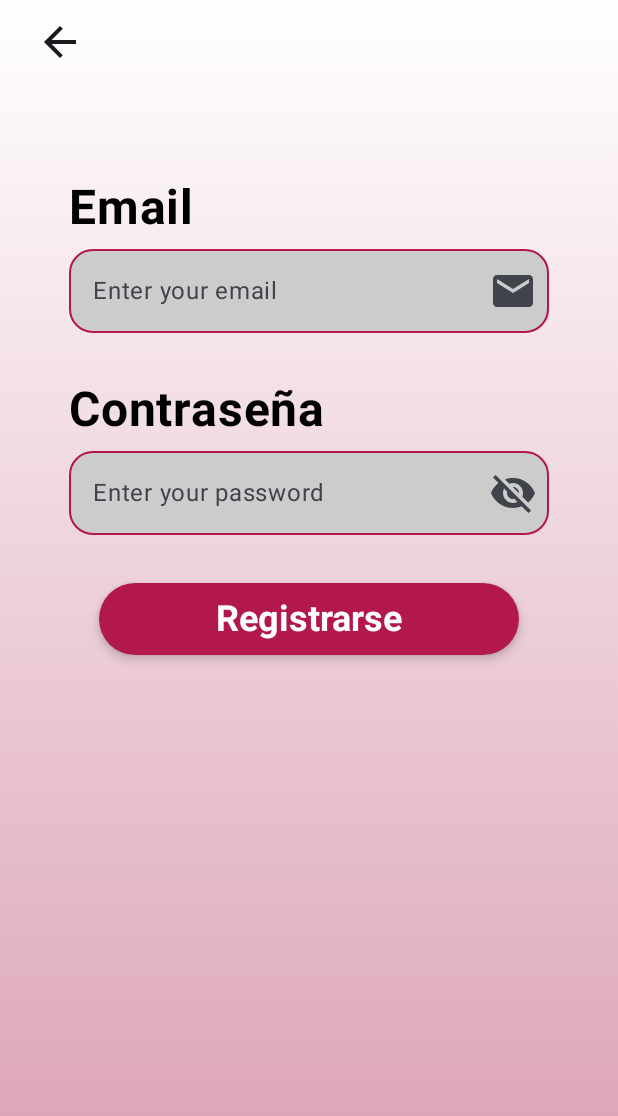
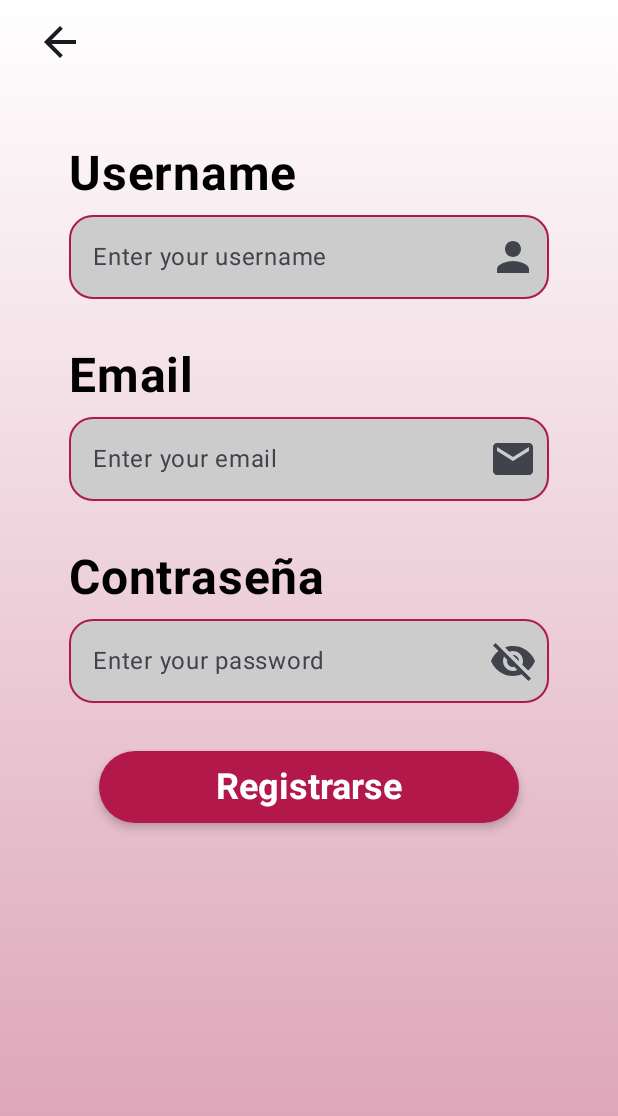
Before and after one commit to gasToledo/FirebaseTP-ChatBot, an Android app built with Jetpack Compose: the SignUpScreen screen opened through its navigation route, on a phone screen of 412 x 824 dp. Shown: the top 1116 px of the screen. Run offline under Robolectric (Android 15) with nearby library versions, the phone set to English and light mode, and no system bars; our stand-ins replace Dagger/Hilt's generated code, Firebase (no records; nobody signed in at launch, a user with empty details on screens opened directly); libraries missing offline, so code that uses them is left out: com.google.ai.client; 3 statements that could not run were skipped.

```diff
--- a/app/build.gradle.kts
+++ b/app/build.gradle.kts
@@ -52,7 +52,7 @@ android {
     }
     compileOptions {
         sourceCompatibility = VERSION_11
-        targetCompatibility = JavaVersion.VERSION_11
+        targetCompatibility = VERSION_11
     }
     kotlinOptions {
         jvmTarget = "11"
@@ -103,6 +103,8 @@ dependencies {
     implementation(libs.firebase.crashlytics.ktx)
     implementation(libs.firebase.auth.ktx)
     implementation(libs.firebase.firestore)
+    implementation(libs.firebase.config)
+
 
     // Room
     implementation(libs.room.runtime)
--- a/app/src/main/java/com/tp/firebase/tp/MainActivity.kt
+++ b/app/src/main/java/com/tp/firebase/tp/MainActivity.kt
@@ -19,7 +19,9 @@ import com.google.firebase.firestore.ktx.firestore
 import com.google.firebase.ktx.Firebase
 import com.tp.firebase.tp.core.navigation.NavigationWrapper
 import com.tp.firebase.tp.ui.ChatScreenViewModel
+import com.tp.firebase.tp.ui.HomeViewModel
 import com.tp.firebase.tp.ui.LoginViewModel
+import com.tp.firebase.tp.ui.SignUpViewModel
 import com.tp.firebase.tp.ui.theme.FirebaseTPTheme
 import dagger.hilt.android.AndroidEntryPoint
 
@@ -33,16 +35,22 @@ class MainActivity : ComponentActivity() {
     private lateinit var navHostController: NavHostController
     private lateinit var loginScreenViewModel: LoginViewModel
     private lateinit var chatScreenViewModel: ChatScreenViewModel
+    private lateinit var signUpViewModel: SignUpViewModel
+    private lateinit var homeViewModel: HomeViewModel
 
     override fun onCreate(savedInstanceState: Bundle?) {
         super.onCreate(savedInstanceState)
         auth = Firebase.auth
         firebaseAnalytics = Firebase.analytics
         db = Firebase.firestore
+
         setContent {
             navHostController = rememberNavController()
             chatScreenViewModel = hiltViewModel<ChatScreenViewModel>()
             loginScreenViewModel = hiltViewModel<LoginViewModel>()
+            signUpViewModel = hiltViewModel<SignUpViewModel>()
+            homeViewModel = hiltViewModel<HomeViewModel>()
+
             FirebaseTPTheme {
                 Scaffold(modifier = Modifier.fillMaxSize()) { innerPadding ->
 
@@ -52,7 +60,9 @@ class MainActivity : ComponentActivity() {
                         auth,
                         db,
                         chatScreenViewModel,
-                        loginScreenViewModel
+                        loginScreenViewModel,
+                        signUpViewModel,
+                        homeViewModel
                     )
                 }
             }
--- a/app/src/main/java/com/tp/firebase/tp/core/navigation/NavigationWrapper.kt
+++ b/app/src/main/java/com/tp/firebase/tp/core/navigation/NavigationWrapper.kt
@@ -1,6 +1,5 @@
 package com.tp.firebase.tp.core.navigation
 
-import android.util.Log
 import androidx.compose.runtime.Composable
 import androidx.compose.runtime.collectAsState
 import androidx.compose.ui.Modifier
@@ -10,7 +9,9 @@ import androidx.navigation.compose.composable
 import com.google.firebase.auth.FirebaseAuth
 import com.google.firebase.firestore.FirebaseFirestore
 import com.tp.firebase.tp.ui.ChatScreenViewModel
+import com.tp.firebase.tp.ui.HomeViewModel
 import com.tp.firebase.tp.ui.LoginViewModel
+import com.tp.firebase.tp.ui.SignUpViewModel
 import com.tp.firebase.tp.ui.screen.ChatScreen
 import com.tp.firebase.tp.ui.screen.HomeScreen
 import com.tp.firebase.tp.ui.screen.InitialScreen
@@ -24,7 +25,9 @@ fun NavigationWrapper(
     auth: FirebaseAuth,
     db: FirebaseFirestore,
     chatScreenViewModel: ChatScreenViewModel,
-    loginViewModel: LoginViewModel
+    loginViewModel: LoginViewModel,
+    signUpViewModel: SignUpViewModel,
+    homeViewModel: HomeViewModel,
 ) {
 
     NavHost(
@@ -49,23 +52,21 @@ fun NavigationWrapper(
 
         composable("signUp") {
             SignUpScreen(
-                auth = auth,
-                navigateToChat = { navController.navigate("home") },
-                navigateBack = { navController.popBackStack() })
-
-
+                navigateToHome = { navController.navigate("home") },
+                navigateBack = { navController.popBackStack() },
+                viewModel = signUpViewModel
+            )
         }
 
         composable("home") {
             HomeScreen(
-                username = loginViewModel.username.collectAsState().value,
-                onNavigateBack = { navController.navigate("initial") },
-                onNavigateToChat = { navController.navigate("chat") }
-            )
-            Log.d("AuthID", auth.currentUser?.uid.toString())
-            Log.d(
-                "Database ID",
-                db.collection("usuario").document(auth.currentUser?.uid.toString()).id
+                username = loginViewModel.username.collectAsState().value.toString(),
+                onNavigateToChat = { navController.navigate("chat") },
+                signOut = {
+                    navController.navigate("initial")
+                    auth.signOut()
+                },
+                isChatActive = homeViewModel.isChatActive.collectAsState().value,
             )
         }
 
--- a/app/src/main/java/com/tp/firebase/tp/domain/User.kt
+++ b/app/src/main/java/com/tp/firebase/tp/domain/User.kt
@@ -1,7 +1,6 @@
 package com.tp.firebase.tp.domain
 
 data class User(
-    private val id: String? = null,
-    private val username: String? = null,
-    private val email: String? = null,
+    val username: String? = null,
+    val email: String? = null,
 )
--- /dev/null
+++ b/app/src/main/java/com/tp/firebase/tp/ui/HomeViewModel.kt
@@ -0,0 +1,32 @@
+package com.tp.firebase.tp.ui
+
+import androidx.lifecycle.ViewModel
+import androidx.lifecycle.viewModelScope
+import com.google.firebase.remoteconfig.FirebaseRemoteConfig
+import dagger.hilt.android.lifecycle.HiltViewModel
+import kotlinx.coroutines.flow.MutableStateFlow
+import kotlinx.coroutines.launch
+import kotlinx.coroutines.tasks.await
+import javax.inject.Inject
+
+@HiltViewModel
+class HomeViewModel @Inject constructor(
+    private val remoteConfig: FirebaseRemoteConfig
+): ViewModel(){
+
+    val isChatActive = MutableStateFlow<Boolean>(false)
+
+    init {
+        viewModelScope.launch {
+            getIsChatActive()
+        }
+    }
+
+    suspend fun getIsChatActive() {
+
+        remoteConfig.fetch(0)
+        remoteConfig.activate().await()
+
+        isChatActive.value = remoteConfig.getBoolean("isChatActive")
+    }
+}
--- a/app/src/main/java/com/tp/firebase/tp/ui/LoginViewModel.kt
+++ b/app/src/main/java/com/tp/firebase/tp/ui/LoginViewModel.kt
@@ -1,5 +1,6 @@
 package com.tp.firebase.tp.ui
 
+import android.util.Log
 import androidx.lifecycle.ViewModel
 import androidx.lifecycle.viewModelScope
 import com.google.firebase.auth.FirebaseAuth
@@ -7,22 +8,24 @@ import com.google.firebase.firestore.DocumentReference
 import com.google.firebase.firestore.FirebaseFirestore
 import dagger.hilt.android.lifecycle.HiltViewModel
 import kotlinx.coroutines.flow.MutableStateFlow
+import kotlinx.coroutines.flow.StateFlow
 import kotlinx.coroutines.launch
 import kotlinx.coroutines.tasks.await
 import javax.inject.Inject
 
 @HiltViewModel
 class LoginViewModel @Inject constructor(
-    private val auth: FirebaseAuth,
+    auth: FirebaseAuth,
     private val db : FirebaseFirestore
 ) : ViewModel() {
 
     val currentUser = auth.currentUser
-    val docRef: DocumentReference? by lazy {
+    private val docRef: DocumentReference? by lazy {
         currentUser?.let { db.collection("usuario").document(it.uid) }
     }
 
-    val username = MutableStateFlow<String>("")
+    private val _username = MutableStateFlow<String?>(null)
+    val username: StateFlow<String?> = _username
 
     init {
         getUsername()
@@ -30,13 +33,14 @@ class LoginViewModel @Inject constructor(
 
 
     fun getUsername(){
-
         viewModelScope.launch {
-
-            val documentSnaptshot = docRef?.get()?.await()
-            val name = documentSnaptshot?.getString("username") ?: ""
-
-            username.value = name.toString()
+            try {
+                val documentSnaptshot = docRef?.get()?.await()
+                _username.value = documentSnaptshot?.getString("username")
+            } catch (e: Exception) {
+                e.printStackTrace()
+                Log.e("LoginViewModel", "Error fetching username: ${e.message}")
+            }
         }
     }
 }
--- /dev/null
+++ b/app/src/main/java/com/tp/firebase/tp/ui/SignUpViewModel.kt
@@ -0,0 +1,48 @@
+package com.tp.firebase.tp.ui
+
+import android.util.Log
+import androidx.lifecycle.ViewModel
+import androidx.lifecycle.viewModelScope
+import com.google.firebase.auth.FirebaseAuth
+import com.google.firebase.firestore.FirebaseFirestore
+import com.tp.firebase.tp.domain.User
+import dagger.hilt.android.lifecycle.HiltViewModel
+import kotlinx.coroutines.Dispatchers
+import kotlinx.coroutines.launch
+import javax.inject.Inject
+
+@HiltViewModel
+class SignUpViewModel @Inject constructor(
+    private val auth: FirebaseAuth,
+    private val db: FirebaseFirestore
+) : ViewModel() {
+
+
+    fun signUp(email: String, password: String, name: String) {
+
+        Log.d("SignUpViewModel", "signUp: $email $password $name")
+
+        viewModelScope.launch(Dispatchers.IO) {
+            auth.createUserWithEmailAndPassword(
+                email,
+                password
+            )
+                .addOnSuccessListener {
+                    it.user?.let { user ->
+                        db.collection("usuario").document(user.uid).set(
+                            User(
+                                username = name,
+                                email = email
+                            )
+                        )
+
+
+                    }
+                    Log.d("SignUpViewModel", "Usuario registrado correctamente")
+                }
+                .addOnFailureListener {
+                    Log.d("SignUpViewModel", "Error al registrar usuario")
+                }
+        }
+    }
+}
--- a/app/src/main/java/com/tp/firebase/tp/ui/screen/ChatScreen.kt
+++ b/app/src/main/java/com/tp/firebase/tp/ui/screen/ChatScreen.kt
@@ -38,8 +38,6 @@ import androidx.compose.ui.text.font.FontWeight
 import androidx.compose.ui.text.style.TextAlign
 import androidx.compose.ui.unit.dp
 import com.google.firebase.firestore.FirebaseFirestore
-import com.google.firebase.firestore.ktx.firestore
-import com.google.firebase.ktx.Firebase
 import com.tp.firebase.tp.domain.MessageModel
 import com.tp.firebase.tp.ui.ChatScreenViewModel
 import com.tp.firebase.tp.ui.theme.ButtonColorsPrimary
@@ -54,9 +52,6 @@ fun ChatScreen(
     db: FirebaseFirestore,
     backToInitial: () -> Unit = {},
 ) {
-
-
-
 
     Column(modifier = modifier) {
 
--- a/app/src/main/java/com/tp/firebase/tp/ui/screen/HomeScreen.kt
+++ b/app/src/main/java/com/tp/firebase/tp/ui/screen/HomeScreen.kt
@@ -1,5 +1,6 @@
 package com.tp.firebase.tp.ui.screen
 
+import android.util.Log
 import androidx.compose.foundation.clickable
 import androidx.compose.foundation.layout.Arrangement
 import androidx.compose.foundation.layout.Column
@@ -8,48 +9,32 @@ import androidx.compose.foundation.layout.fillMaxSize
 import androidx.compose.foundation.layout.fillMaxWidth
 import androidx.compose.foundation.layout.height
 import androidx.compose.foundation.layout.padding
-import androidx.compose.foundation.layout.size
 import androidx.compose.material3.Button
 import androidx.compose.material3.ButtonDefaults
-import androidx.compose.material3.Icon
 import androidx.compose.material3.MaterialTheme
 import androidx.compose.material3.Text
 import androidx.compose.runtime.Composable
 import androidx.compose.ui.Alignment
 import androidx.compose.ui.Modifier
-import androidx.compose.ui.res.painterResource
 import androidx.compose.ui.text.font.FontWeight
 import androidx.compose.ui.tooling.preview.Preview
 import androidx.compose.ui.unit.dp
 import com.google.firebase.crashlytics.FirebaseCrashlytics
-import com.tp.firebase.tp.R
 import com.tp.firebase.tp.ui.theme.ButtonColorsPrimary
 
 @Composable
 fun HomeScreen(
     modifier: Modifier = Modifier,
     username: String,
-    onNavigateBack: () -> Unit = {},
-    onNavigateToChat: () -> Unit = {}
+    onNavigateToChat: () -> Unit = {},
+    signOut: () -> Unit = {},
+    isChatActive: Boolean = false
 ) {
-
-
     Column(
         modifier = modifier.fillMaxSize(),
         horizontalAlignment = Alignment.CenterHorizontally,
         verticalArrangement = Arrangement.Center
     ) {
-
-        Icon(
-            painter = painterResource(R.drawable.baseline_arrow_back_24),
-            contentDescription = null,
-            modifier = Modifier
-                .padding(top = 16.dp, end = 320.dp)
-                .size(32.dp)
-                .clickable { onNavigateBack() },
-
-        )
-
         Spacer(modifier = Modifier
             .weight(1f)
             .fillMaxWidth())
@@ -60,6 +45,8 @@ fun HomeScreen(
             style = MaterialTheme.typography.headlineLarge,
             fontWeight = FontWeight.W500
         )
+
+        Log.d("HomeScreen", "HomeScreen: $username")
 
         Spacer(modifier = Modifier
             .weight(1f)
@@ -87,24 +74,35 @@ fun HomeScreen(
 
         Button(
             onClick = {
-                onNavigateToChat()
+                if (isChatActive) onNavigateToChat() else Log.d(
+                    "HomeScreen",
+                    "HomeScreen: Chat deshabilitado"
+                )
             },
             modifier = Modifier
                 .fillMaxWidth()
                 .height(60.dp)
                 .padding(horizontal = 16.dp),
-            colors = ButtonDefaults.buttonColors(
+            colors = if (isChatActive) ButtonDefaults.buttonColors(
                 containerColor = ButtonColorsPrimary
-            )
+            ) else ButtonDefaults.buttonColors(containerColor = MaterialTheme.colorScheme.errorContainer)
         ) {
-            Text(text = "Ir al chat", style = MaterialTheme.typography.titleMedium)
+            if (isChatActive) {
+                Text(text = "Ir al chat", style = MaterialTheme.typography.titleMedium)
+            } else {
+                Text(text = "Deshabilitado", style = MaterialTheme.typography.titleMedium)
+            }
         }
 
         Spacer(modifier = Modifier
             .height(12.dp)
             .fillMaxWidth())
 
-        Text(text = "Cerrar sesion", style = MaterialTheme.typography.titleMedium)
+        Text(
+            modifier = Modifier.clickable { signOut() },
+            text = "Cerrar sesion",
+            style = MaterialTheme.typography.titleMedium
+        )
 
         Spacer(modifier = Modifier
             .weight(1f)
--- a/app/src/main/java/com/tp/firebase/tp/ui/screen/SignUpScreen.kt
+++ b/app/src/main/java/com/tp/firebase/tp/ui/screen/SignUpScreen.kt
@@ -12,6 +12,7 @@ import androidx.compose.foundation.layout.size
 import androidx.compose.foundation.shape.RoundedCornerShape
 import androidx.compose.foundation.text.KeyboardOptions
 import androidx.compose.material.icons.Icons
+import androidx.compose.material.icons.filled.Person
 import androidx.compose.material.icons.filled.Visibility
 import androidx.compose.material.icons.filled.VisibilityOff
 import androidx.compose.material3.Button
@@ -38,21 +39,24 @@ import androidx.compose.ui.res.painterResource
 import androidx.compose.ui.text.font.FontWeight
 import androidx.compose.ui.text.input.ImeAction
 import androidx.compose.ui.text.input.KeyboardType
+import androidx.compose.ui.text.input.PasswordVisualTransformation
+import androidx.compose.ui.text.input.VisualTransformation
 import androidx.compose.ui.unit.dp
 import androidx.compose.ui.unit.sp
-import com.google.firebase.auth.FirebaseAuth
 import com.tp.firebase.tp.R
+import com.tp.firebase.tp.ui.SignUpViewModel
 import com.tp.firebase.tp.ui.theme.ButtonColorsPrimary
 import com.tp.firebase.tp.ui.theme.ColorUserMessage
 
 @Composable
 fun SignUpScreen(
     modifier: Modifier = Modifier,
-    auth: FirebaseAuth,
-    navigateToChat: () -> Unit = {},
+    viewModel: SignUpViewModel,
+    navigateToHome: () -> Unit = {},
     navigateBack: () -> Unit = {}
 ) {
 
+    var username by remember { mutableStateOf("") }
     var email by remember { mutableStateOf("") }
     var password by remember { mutableStateOf("") }
     var authError by remember { mutableStateOf(false) }
@@ -95,6 +99,39 @@ fun SignUpScreen(
                 Text(text = errorMessage)
             }
         }
+        Text(
+            text = "Username",
+            color = Color.Black,
+            fontWeight = FontWeight.Bold,
+            fontSize = 32.sp,
+            modifier = Modifier.padding(start = 22.dp)
+        )
+
+        OutlinedTextField(
+            value = username,
+            onValueChange = { username = it },
+            label = { Text("Enter your username") },
+            modifier = Modifier
+                .fillMaxWidth()
+                .padding(horizontal = 22.dp),
+            colors = OutlinedTextFieldDefaults.colors(
+                unfocusedBorderColor = ButtonColorsPrimary,
+                unfocusedContainerColor = Color.LightGray,
+                focusedBorderColor = ButtonColorsPrimary,
+                focusedContainerColor = White
+            ),
+            shape = RoundedCornerShape(16.dp),
+            trailingIcon = {
+                Icon(
+                    Icons.Filled.Person,
+                    contentDescription = null,
+                    modifier = Modifier.size(32.dp)
+                )
+            }
+        )
+
+
+        Spacer(Modifier.height(32.dp))
 
         Text(
             text = "Email",
@@ -142,6 +179,9 @@ fun SignUpScreen(
             value = password,
             onValueChange = { password = it },
             label = { Text("Enter your password") },
+            visualTransformation = if (isPasswordVisible)
+                VisualTransformation.None else
+                    PasswordVisualTransformation(),
             colors = OutlinedTextFieldDefaults.colors(
                 unfocusedBorderColor = ButtonColorsPrimary,
                 unfocusedContainerColor = Color.LightGray,
@@ -172,24 +212,16 @@ fun SignUpScreen(
 
         Button(
             onClick = {
-                if (email.isNotBlank() || password.isNotBlank()) {
+                if (username.isNotBlank() || email.isNotBlank() || password.isNotBlank()) {
 
                     isLoading = true
-
-                    auth.createUserWithEmailAndPassword(
-                        email,
-                        password
-                    ).addOnCompleteListener {
-                        isLoading = false
-                        if (it.isSuccessful) {
-                            navigateToChat()
-                        } else {
-                            println("Error al registrarse ${it.exception}")
-                        }
-                    }
-                } else {
-                    errorMessage = "Por favor, ingrese un correo electrónico y una contraseña."
-                    authError = true
+                    viewModel.signUp(
+                        email = email,
+                        name = username,
+                        password = password
+                    )
+                    isLoading = false
+                    navigateToHome()
                 }
             },
             enabled = !isLoading,
--- a/gradle/libs.versions.toml
+++ b/gradle/libs.versions.toml
@@ -49,6 +49,7 @@ firebase-auth-ktx = { module = "com.google.firebase:firebase-auth-ktx" }
 firebase-bom = { module = "com.google.firebase:firebase-bom", version.ref = "firebaseBom" }
 firebase-crashlytics-ktx = { module = "com.google.firebase:firebase-crashlytics-ktx" }
 firebase-firestore = { module = "com.google.firebase:firebase-firestore-ktx" }
+firebase-config = {module ="com.google.firebase:firebase-config-ktx"}
 generativeai = { module = "com.google.ai.client.generativeai:generativeai", version.ref = "generativeai" }
 junit = { group = "junit", name = "junit", version.ref = "junit" }
 androidx-junit = { group = "androidx.test.ext", name = "junit", version.ref = "junitVersion" }
```
Also changed, not shown: app/src/main/java/com/tp/firebase/tp/core/AppModule.kt (deleted, +0 -24 lines), app/src/main/java/com/tp/firebase/tp/core/FirebaseModule.kt (+23 -0 lines), app/src/main/java/com/tp/firebase/tp/data/AuthRepository.kt (deleted, +0 -62 lines), app/src/main/java/com/tp/firebase/tp/data/IAuthRepository.kt (deleted, +0 -14 lines).
